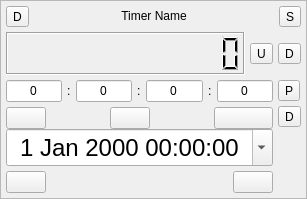
Above: src/ui/AshmanixTimer.ui from ashmanix/obs-plugin-countdown before the change. Below: the same form after it.
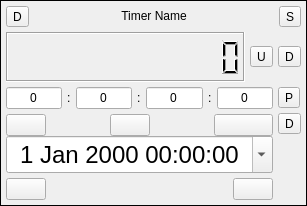
That is the form after the change.

```diff
--- a/src/ui/AshmanixTimer.ui
+++ b/src/ui/AshmanixTimer.ui
@@ -7,7 +7,7 @@
     <x>0</x>
     <y>0</y>
     <width>302</width>
-    <height>199</height>
+    <height>206</height>
    </rect>
   </property>
   <property name="windowTitle">
@@ -35,7 +35,7 @@
    <item>
     <widget class="QFrame" name="frame">
      <property name="frameShape">
-      <enum>QFrame::StyledPanel</enum>
+      <enum>QFrame::Box</enum>
      </property>
      <property name="frameShadow">
       <enum>QFrame::Plain</enum>
```
